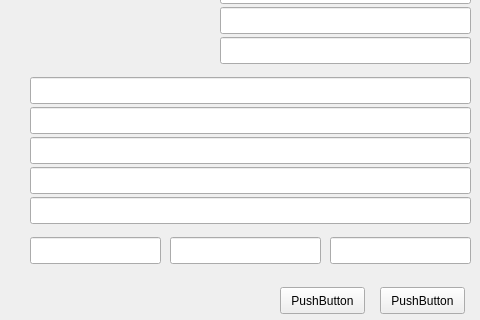
Before: the Qt Designer form mainwindow.ui in fordream/diplomio, drawn with Qt 5; both pictures show x 170 to 650 and y 323 to 643 of the 650 by 643 pixel window.
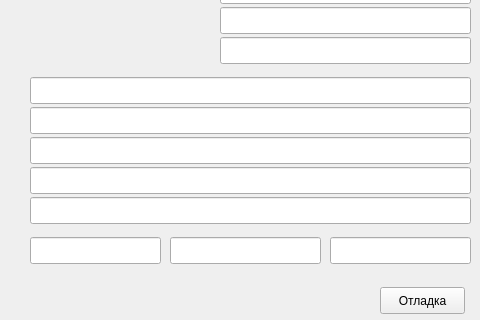
After: the same form once the commit is applied.

Commit message: Удаление лишней кнопки.

```diff
--- a/mainwindow.ui
+++ b/mainwindow.ui
@@ -443,20 +443,7 @@
      </rect>
     </property>
     <property name="text">
-     <string>PushButton</string>
-    </property>
-   </widget>
-   <widget class="QPushButton" name="pushButton_5">
-    <property name="geometry">
-     <rect>
-      <x>450</x>
-      <y>610</y>
-      <width>85</width>
-      <height>27</height>
-     </rect>
-    </property>
-    <property name="text">
-     <string>PushButton</string>
+     <string>Отладка</string>
     </property>
    </widget>
   </widget>
```
The commit also changes 3 other files.
